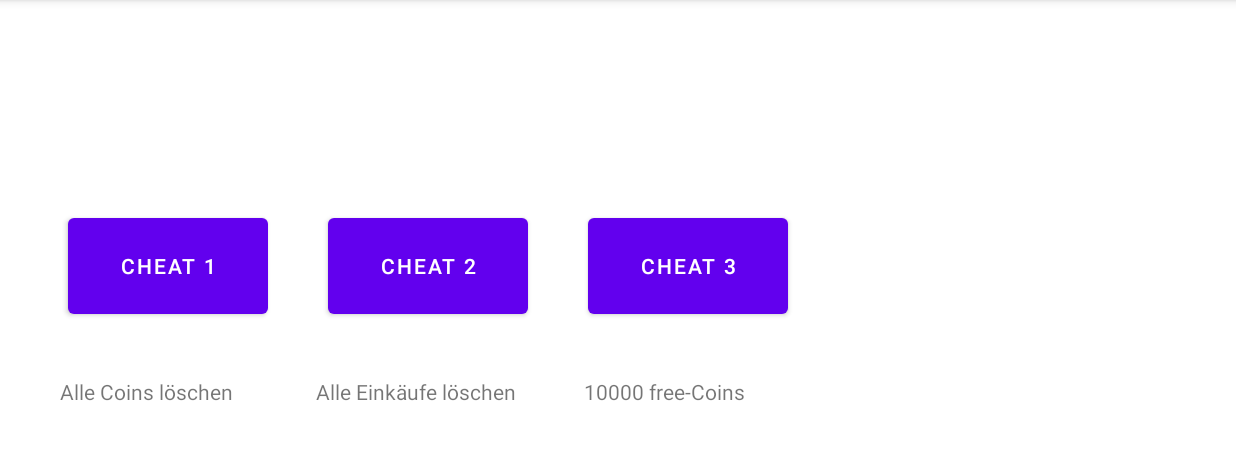
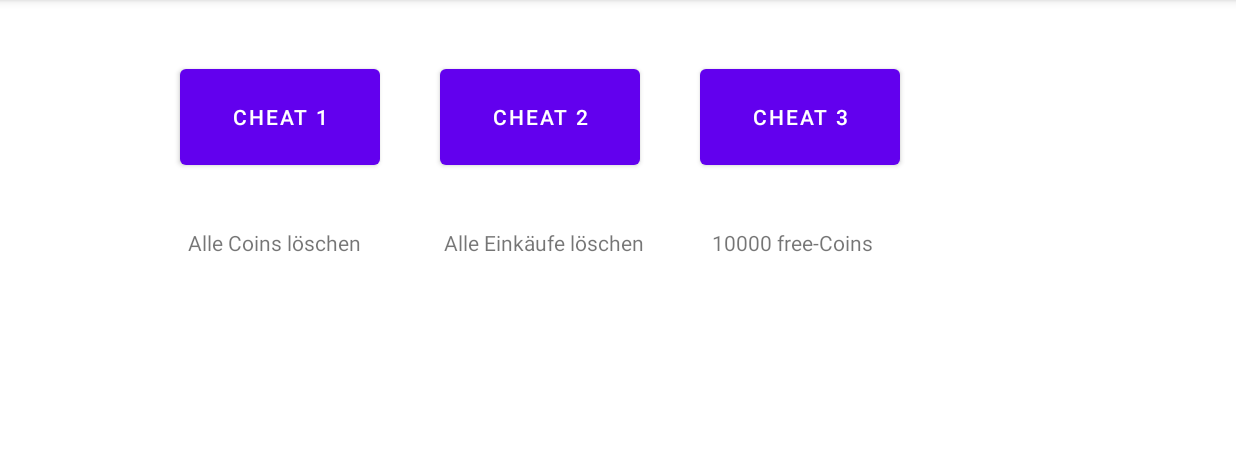
Before and after one commit to pasale2512/SportsGame, an Android app: the Settings screen opened directly, with no data from a screen before it, on a phone screen of 824 x 412 dp (held sideways), the part 84-544 px from its top. Run offline under Robolectric (Android 15) with nearby library versions, the phone set to English and light mode, and no system bars.

Commit message:
Final Version Test

```diff
--- a/app/src/main/res/layout/activity_settings.xml
+++ b/app/src/main/res/layout/activity_settings.xml
@@ -11,44 +11,36 @@
         android:layout_width="133dp"
         android:layout_height="76dp"
         android:layout_marginStart="40dp"
+        android:layout_marginTop="40dp"
         android:text="CHEAT 3"
-        app:layout_constraintBottom_toBottomOf="parent"
-        app:layout_constraintEnd_toEndOf="parent"
-        app:layout_constraintHorizontal_bias="0.0"
         app:layout_constraintStart_toEndOf="@+id/deletePurchasedImagesButton"
-        app:layout_constraintTop_toTopOf="parent"
-        app:layout_constraintVertical_bias="0.498" />
+        app:layout_constraintTop_toTopOf="parent" />
 
     <Button
         android:id="@+id/deletePurchasedImagesButton"
         android:layout_width="133dp"
         android:layout_height="76dp"
         android:layout_marginStart="40dp"
+        android:layout_marginTop="40dp"
         android:text="CHEAT 2"
-        app:layout_constraintBottom_toBottomOf="parent"
-        app:layout_constraintEnd_toEndOf="parent"
-        app:layout_constraintHorizontal_bias="0.0"
         app:layout_constraintStart_toEndOf="@+id/deleteCoinsButton"
-        app:layout_constraintTop_toTopOf="parent"
-        app:layout_constraintVertical_bias="0.498" />
+        app:layout_constraintTop_toTopOf="parent" />
 
     <Button
         android:id="@+id/deleteCoinsButton"
         android:layout_width="133dp"
         android:layout_height="76dp"
+        android:layout_marginStart="120dp"
+        android:layout_marginTop="40dp"
         android:text="Cheat 1"
-        app:layout_constraintBottom_toBottomOf="parent"
-        app:layout_constraintEnd_toEndOf="parent"
-        app:layout_constraintHorizontal_bias="0.066"
         app:layout_constraintStart_toStartOf="parent"
-        app:layout_constraintTop_toTopOf="parent"
-        app:layout_constraintVertical_bias="0.498" />
+        app:layout_constraintTop_toTopOf="parent" />
 
     <TextView
         android:id="@+id/textView2"
         android:layout_width="wrap_content"
         android:layout_height="wrap_content"
-        android:layout_marginStart="40dp"
+        android:layout_marginStart="125dp"
         android:layout_marginTop="36dp"
         android:text="Alle Coins löschen"
         app:layout_constraintStart_toStartOf="parent"
```
